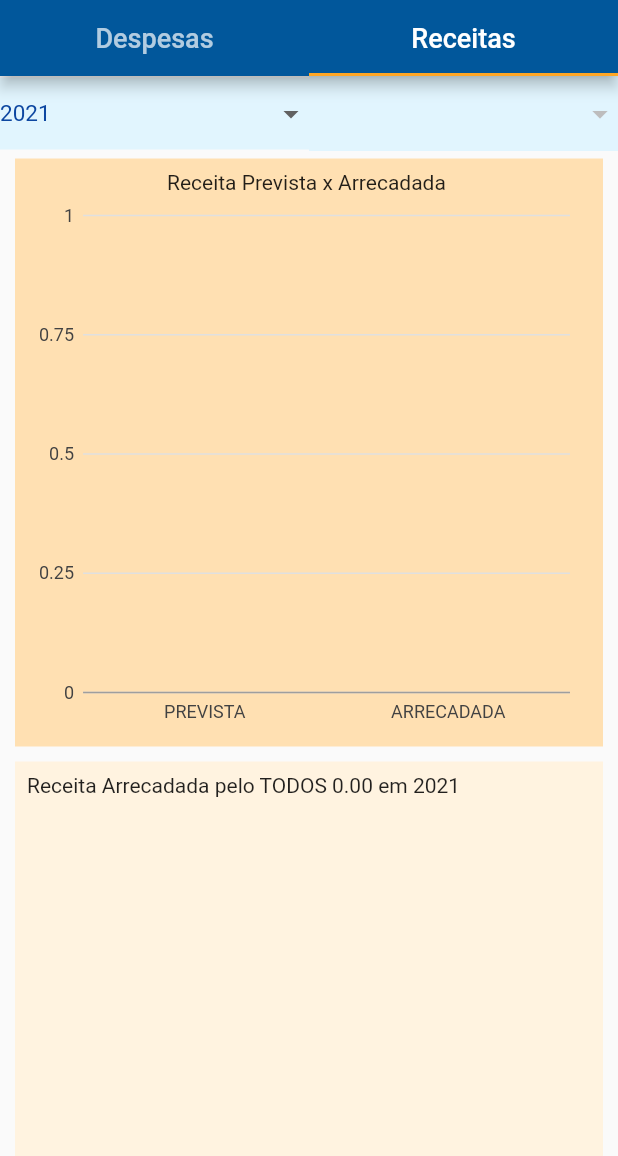
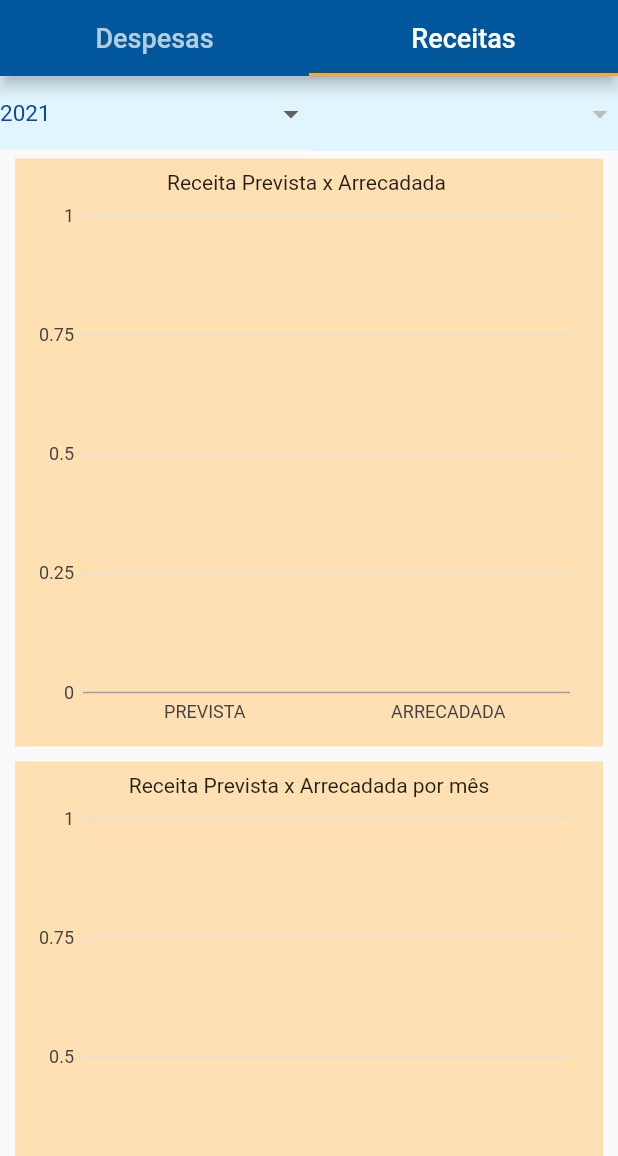
Before and after one commit to menezesluiza/fiscaliza_recife, a Flutter app: the screen it shows after launch, tab 2 chosen, on a phone screen of 412 x 824 dp, the part 80-1236 px from its top. Run offline on Flutter 3.47's test engine with Material 2 defaults, Android fonts, the phone set to English and light mode, and no system bars; our stand-ins replace charts_flutter, cloud_firestore, firebase_core; accounts and stored records are empty.

Commit message:
commit chart 2

```diff
--- /dev/null
+++ b/lib/chartRecMensal.dart
@@ -0,0 +1,81 @@
+// @dart=2.9
+import 'package:flutter/material.dart';
+import 'package:intl/intl.dart';
+import 'package:charts_flutter/flutter.dart' as charts;
+
+class ChartRecPrevMensal extends StatefulWidget {
+  ChartRecPrevMensal({
+    Key key,
+    this.real,
+    this.recArrecJan,
+    this.recArrecFev,
+    this.recArrecMar,
+    this.recArrecAbr,
+  }) : super(key: key);
+
+  final NumberFormat real;
+  final double recArrecJan;
+  final double recArrecFev;
+  final double recArrecMar;
+  final double recArrecAbr;
+
+  @override
+  _ChartRecPrevMensalState createState() => _ChartRecPrevMensalState();
+}
+
+class _ChartRecPrevMensalState extends State<ChartRecPrevMensal> {
+  void initState() {
+    super.initState();
+  }
+
+  @override
+  Widget build(BuildContext context) {
+    List<charts.Series<ChartRecPrevMensalData, String>> _seriesData = [];
+    var _data = [
+      new ChartRecPrevMensalData(
+          'JAN', widget.recArrecJan, Colors.lightBlue[800]),
+      new ChartRecPrevMensalData(
+          'FEV', widget.recArrecFev, Colors.lightBlue[800]),
+      new ChartRecPrevMensalData(
+          'MAR', widget.recArrecMar, Colors.lightBlue[800]),
+      new ChartRecPrevMensalData(
+          'ABR', widget.recArrecAbr, Colors.lightBlue[800]),
+    ];
+
+    _seriesData.add(
+      charts.Series(
+          domainFn: (ChartRecPrevMensalData rec, _) => rec.desc,
+          measureFn: (ChartRecPrevMensalData rec, _) => rec.valor,
+          id: 'PREV',
+          data: _data,
+          fillColorFn: (ChartRecPrevMensalData rec, _) =>
+              charts.ColorUtil.fromDartColor(rec.colorval)),
+    );
+
+    return Container(
+      padding: const EdgeInsets.all(8),
+      //child: Text('Gráfico receitas do ano ${widget.dropdownValueR}'),
+      child: Column(
+        children: [
+          Text('Receita Prevista x Arrecadada por mês'),
+          Expanded(
+              child: charts.BarChart(
+            _seriesData,
+            animate: true,
+            barGroupingType: charts.BarGroupingType.grouped,
+            animationDuration: Duration(seconds: 1),
+          ))
+        ],
+      ),
+      color: Colors.orange[100],
+    );
+  }
+}
+
+class ChartRecPrevMensalData {
+  String desc;
+  double valor;
+  Color colorval;
+
+  ChartRecPrevMensalData(this.desc, this.valor, this.colorval);
+}
--- a/lib/chartRecPrecArrec.dart
+++ b/lib/chartRecPrecArrec.dart
@@ -27,9 +27,11 @@ class _ChartRecPrevArrecState extends State<ChartRecPrevArrec> {
   @override
   Widget build(BuildContext context) {
     List<charts.Series<ChartRecPrevArrecData, String>> _seriesData = [];
-    var data = [
-      new ChartRecPrevArrecData('PREVISTA', widget.recPrev, Colors.red),
-      new ChartRecPrevArrecData('ARRECADADA', widget.recArrec, Colors.yellow),
+    var _data = [
+      new ChartRecPrevArrecData(
+          'PREVISTA', widget.recPrev, Colors.lightBlue[300]),
+      new ChartRecPrevArrecData(
+          'ARRECADADA', widget.recArrec, Colors.lightBlue[800]),
     ];
 
     _seriesData.add(
@@ -37,11 +39,12 @@ class _ChartRecPrevArrecState extends State<ChartRecPrevArrec> {
           domainFn: (ChartRecPrevArrecData rec, _) => rec.tipo,
           measureFn: (ChartRecPrevArrecData rec, _) => rec.valor,
           id: 'Receitas',
-          data: data,
+          data: _data,
           fillPatternFn: (_, __) => charts.FillPatternType.forwardHatch,
           fillColorFn: (ChartRecPrevArrecData rec, _) =>
-              charts.ColorUtil.fromDartColor(Colors.blue)),
+              charts.ColorUtil.fromDartColor(rec.colorval)),
     );
+
     return Container(
       padding: const EdgeInsets.all(8),
       //child: Text('Gráfico receitas do ano ${widget.dropdownValueR}'),
@@ -54,8 +57,8 @@ class _ChartRecPrevArrecState extends State<ChartRecPrevArrec> {
               child: charts.BarChart(
             _seriesData,
             animate: true,
-            barGroupingType: charts.BarGroupingType.grouped,
-            animationDuration: Duration(seconds: 2),
+            //barGroupingType: charts.BarGroupingType.grouped,
+            animationDuration: Duration(seconds: 1),
           ))
         ],
       ),
--- a/lib/gridRec.dart
+++ b/lib/gridRec.dart
@@ -1,4 +1,5 @@
 // @dart=2.9
+import 'package:fiscaliza_recife/chartRecMensal.dart';
 import 'package:fiscaliza_recife/chartRecPrecArrec.dart';
 import 'package:flutter/material.dart';
 import 'package:cloud_firestore/cloud_firestore.dart';
@@ -32,6 +33,15 @@ class _GridRecState extends State<GridRec> {
   double recArrec = 0;
   double recPrev = 0;
 
+  double recArrecJan = 0;
+  double recPrevJan = 0;
+  double recArrecFev = 0;
+  double recPrevFev = 0;
+  double recArrecMar = 0;
+  double recPrevMar = 0;
+  double recArrecAbr = 0;
+  double recPrevAbr = 0;
+
   void getData() async {
     String _ano = 'receitas-' + widget.dropdownValueR;
     String _orgao = widget.orgaoR;
@@ -47,6 +57,32 @@ class _GridRecState extends State<GridRec> {
               .replaceAll(",", "."));
           recArrec += double.parse(
               doc['receita_arrecadada'].toString().replaceAll(",", "."));
+          //MENSAL
+          if (doc['mes'] == 1) {
+            recPrevJan += double.parse(doc['receita_prevista_atualizada']
+                .toString()
+                .replaceAll(",", "."));
+            recArrecJan += double.parse(
+                doc['receita_arrecadada'].toString().replaceAll(",", "."));
+          } else if (doc['mes'] == 2) {
+            recPrevFev += double.parse(doc['receita_prevista_atualizada']
+                .toString()
+                .replaceAll(",", "."));
+            recArrecFev += double.parse(
+                doc['receita_arrecadada'].toString().replaceAll(",", "."));
+          } else if (doc['mes'] == 3) {
+            recPrevMar += double.parse(doc['receita_prevista_atualizada']
+                .toString()
+                .replaceAll(",", "."));
+            recArrecMar += double.parse(
+                doc['receita_arrecadada'].toString().replaceAll(",", "."));
+          } else if (doc['mes'] == 4) {
+            recPrevAbr += double.parse(doc['receita_prevista_atualizada']
+                .toString()
+                .replaceAll(",", "."));
+            recArrecAbr += double.parse(
+                doc['receita_arrecadada'].toString().replaceAll(",", "."));
+          }
         });
       });
     } else {
@@ -61,6 +97,20 @@ class _GridRecState extends State<GridRec> {
               .replaceAll(",", "."));
           recArrec += double.parse(
               doc['receita_arrecadada'].toString().replaceAll(",", "."));
+          //MENSAL
+          if (doc['mes'] == 1) {
+            recArrecJan += double.parse(
+                doc['receita_arrecadada'].toString().replaceAll(",", "."));
+          } else if (doc['mes'] == 2) {
+            recArrecFev += double.parse(
+                doc['receita_arrecadada'].toString().replaceAll(",", "."));
+          } else if (doc['mes'] == 3) {
+            recArrecMar += double.parse(
+                doc['receita_arrecadada'].toString().replaceAll(",", "."));
+          } else if (doc['mes'] == 4) {
+            recArrecAbr += double.parse(
+                doc['receita_arrecadada'].toString().replaceAll(",", "."));
+          }
         });
       });
     }
@@ -82,19 +132,21 @@ class _GridRecState extends State<GridRec> {
           crossAxisCount: 1,
           children: <Widget>[
             ChartRecPrevArrec(real: real, recPrev: recPrev, recArrec: recArrec),
+            ChartRecPrevMensal(
+              real: real,
+              recArrecJan: recArrecJan,
+              recArrecFev: recArrecFev,
+              recArrecMar: recArrecMar,
+              recArrecAbr: recArrecAbr,
+            ),
             InkWell(
               onTap: null,
               child: Container(
                 padding: const EdgeInsets.all(8),
                 child: Text(
                     'Receita Arrecadada pelo ${widget.orgaoR} ${real.format(recArrec)} em ${widget.dropdownValueR}'),
-                color: Colors.orange[50],
+                color: Colors.orange[200],
               ),
-            ),
-            Container(
-              padding: const EdgeInsets.all(8),
-              child: const Text(''),
-              color: Colors.orange[300],
             ),
             Container(
               padding: const EdgeInsets.all(8),
@@ -104,12 +156,12 @@ class _GridRecState extends State<GridRec> {
             Container(
               padding: const EdgeInsets.all(8),
               child: const Text('Grafico fonte_origem_receita_nome '),
-              color: Colors.orange[500],
+              color: Colors.orange[300],
             ),
             Container(
               padding: const EdgeInsets.all(8),
               child: const Text('Grafico 6'),
-              color: Colors.orange[600],
+              color: Colors.orange[300],
             ),
           ],
         ));
```
